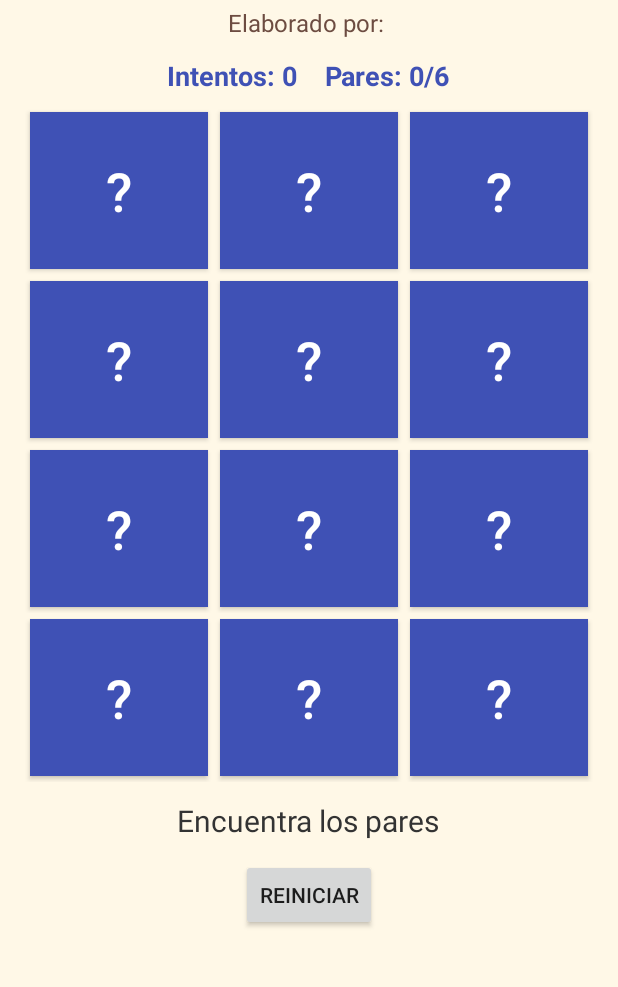
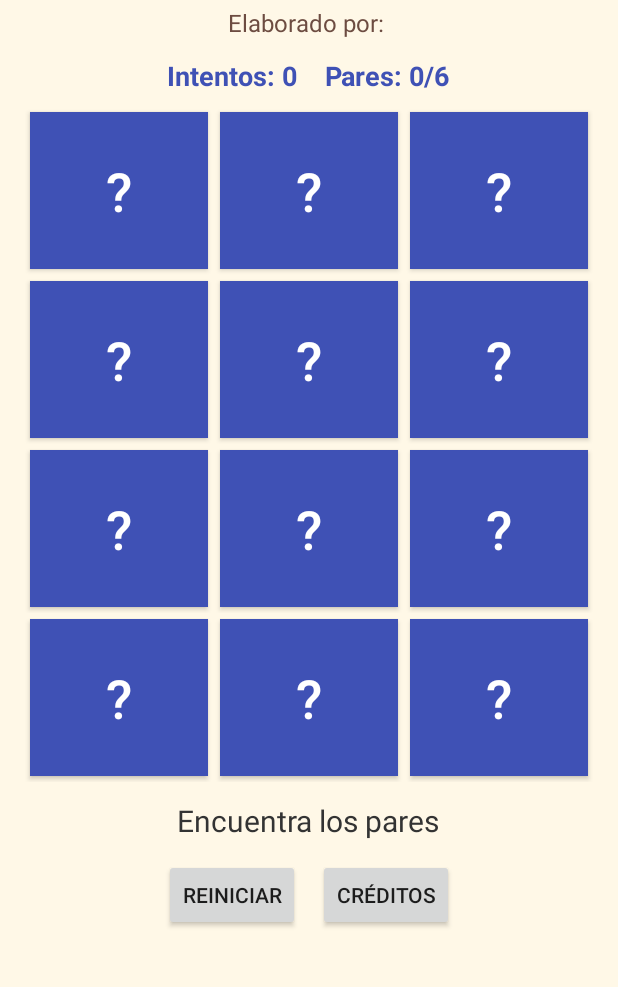
Before and after one commit to jaguarOR/mobile-projects, an Android app: the screen it shows after launch (MainActivity), on a phone screen of 412 x 824 dp, the part 165-1152 px from its top. Run offline under Robolectric (Android 15) with nearby library versions, the phone set to English and light mode, and no system bars.

Commit message:
Memorama: pantalla de créditos (García Saavedra y Olivera Reyes) y EXPLICACION.md del código
Co-Authored-By: Claude Opus 5.5 <noreply@anthropic.com>

```diff
--- a/Memorama/app/src/main/AndroidManifest.xml
+++ b/Memorama/app/src/main/AndroidManifest.xml
@@ -14,6 +14,11 @@
                 <category android:name="android.intent.category.LAUNCHER" />
             </intent-filter>
         </activity>
+        <activity
+            android:name=".CreditosActivity"
+            android:label="Créditos"
+            android:screenOrientation="portrait"
+            android:exported="false" />
     </application>
 
 </manifest>
--- a/Memorama/app/src/main/java/com/example/memorama/MainActivity.java
+++ b/Memorama/app/src/main/java/com/example/memorama/MainActivity.java
@@ -1,6 +1,7 @@
 package com.example.memorama;
 
 import android.app.Activity;
+import android.content.Intent;
 import android.graphics.Color;
 import android.media.MediaPlayer;
 import android.os.Bundle;
@@ -49,6 +50,11 @@ public class MainActivity extends Activity {
 
         Button btnReiniciar = findViewById(R.id.btnReiniciar);
         btnReiniciar.setOnClickListener(v -> nuevoJuego());
+
+        // Abre la pantalla de creditos con un Intent (como en la Galeria)
+        Button btnCreditos = findViewById(R.id.btnCreditos);
+        btnCreditos.setOnClickListener(v ->
+                startActivity(new Intent(MainActivity.this, CreditosActivity.class)));
 
         crearTablero();
         nuevoJuego();
--- a/Memorama/app/src/main/res/layout/activity_main.xml
+++ b/Memorama/app/src/main/res/layout/activity_main.xml
@@ -50,11 +50,25 @@
         android:textColor="#333333"
         android:layout_marginTop="12dp"/>
 
-    <Button
-        android:id="@+id/btnReiniciar"
+    <!-- Botones de abajo, uno junto al otro -->
+    <LinearLayout
         android:layout_width="wrap_content"
         android:layout_height="wrap_content"
-        android:text="Reiniciar"
-        android:layout_marginTop="12dp"/>
+        android:orientation="horizontal"
+        android:layout_marginTop="12dp">
+
+        <Button
+            android:id="@+id/btnReiniciar"
+            android:layout_width="wrap_content"
+            android:layout_height="wrap_content"
+            android:text="Reiniciar"
+            android:layout_marginEnd="12dp"/>
+
+        <Button
+            android:id="@+id/btnCreditos"
+            android:layout_width="wrap_content"
+            android:layout_height="wrap_content"
+            android:text="Créditos"/>
+    </LinearLayout>
 
 </LinearLayout>
```
Also changed, not shown: Memorama/app/src/main/java/com/example/memorama/CreditosActivity.java (added, +22 -0 lines), Memorama/app/src/main/res/layout/activity_creditos.xml (added, +70 -0 lines), 3 other files.
